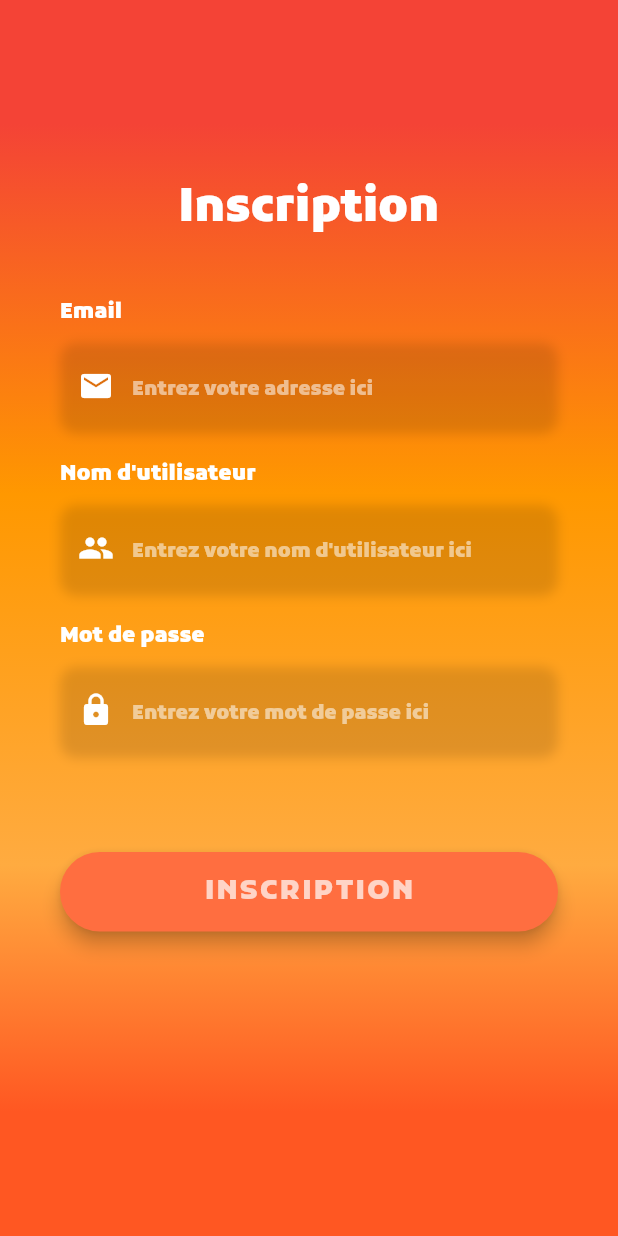
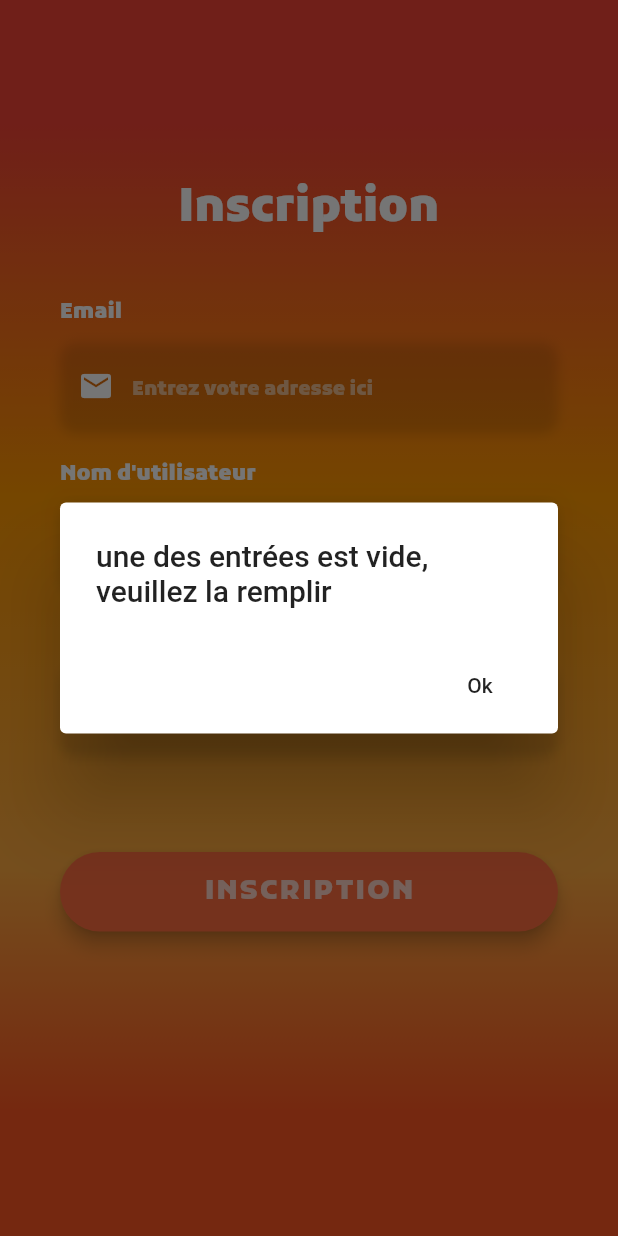
Before and after one commit to Armadias/flutter_skill, a Flutter app: the EcranInscription screen opened directly, after a tap on "INSCRIPTION", on a phone screen of 412 x 824 dp. Run offline on Flutter 3.47's test engine with Material 2 defaults, Android fonts, the phone set to English and light mode, and no system bars; network calls fail.

Commit message:
ajout d'une vérif pour la co et l'inscription

```diff
--- a/lib/Ecran/ecranInscription.dart
+++ b/lib/Ecran/ecranInscription.dart
@@ -28,6 +28,25 @@ class EcranInscriptionEtat extends State<EcranInscription> {
     String email = emailController.text;
     String name = nameController.text;
     String password = passwordController.text;
+
+    if (email.isEmpty | name.isEmpty |password.isEmpty)
+  {
+    showDialog(
+    context: context,
+    builder: (BuildContext context) {
+      return AlertDialog(
+        title: new Text("une des entrées est vide, veuillez la remplir"),
+        actions: <Widget>[
+          FlatButton(
+           child: Text("Ok"),
+           onPressed: () { Navigator.of(context).pop(); },
+           ),
+        ],
+      );
+    },
+    );
+  }
+  else{
 
     var url = 'https://flagrant-amusements.000webhostapp.com/register_user.php';
     var data = {'name': name, 'email': email, 'password': password};
@@ -70,6 +89,7 @@ class EcranInscriptionEtat extends State<EcranInscription> {
         );
       },
     );
+  }
   }
 
   Widget constructeurEmail(){
```
Also changed, not shown: lib/Ecran/ecranConnection.dart (+26 -3 lines).
